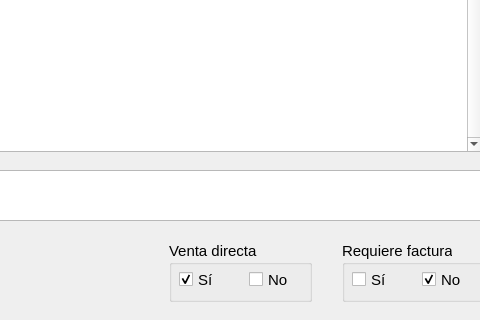
Above: src/CrearVenta/Ui_CrearVenta.ui from ivanperez-7/printpos before the change; both pictures show x 438 to 918 and y 439 to 759 of the 1271 by 759 pixel window. Below: the same form after it.
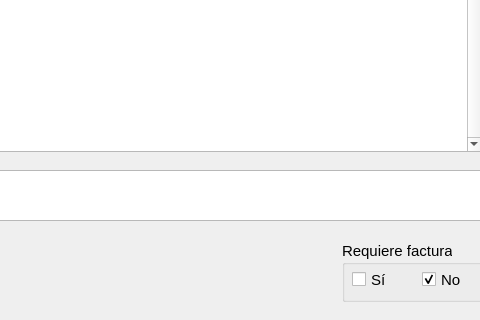
That is the form after the change. Icons and pictures are not drawn.

The edit to the form file:
```diff
--- a/src/CrearVenta/Ui_CrearVenta.ui
+++ b/src/CrearVenta/Ui_CrearVenta.ui
@@ -920,84 +920,6 @@
               <number>30</number>
              </property>
              <item row="0" column="0">
-              <widget class="QGroupBox" name="boxDirecta">
-               <property name="minimumSize">
-                <size>
-                 <width>143</width>
-                 <height>61</height>
-                </size>
-               </property>
-               <property name="font">
-                <font>
-                 <family>Segoe UI</family>
-                 <pointsize>11</pointsize>
-                </font>
-               </property>
-               <property name="title">
-                <string>Venta directa</string>
-               </property>
-               <widget class="QCheckBox" name="tickDirectaSi">
-                <property name="geometry">
-                 <rect>
-                  <x>10</x>
-                  <y>30</y>
-                  <width>70</width>
-                  <height>17</height>
-                 </rect>
-                </property>
-                <property name="minimumSize">
-                 <size>
-                  <width>70</width>
-                  <height>17</height>
-                 </size>
-                </property>
-                <property name="font">
-                 <font>
-                  <family>Segoe UI</family>
-                  <pointsize>11</pointsize>
-                 </font>
-                </property>
-                <property name="text">
-                 <string>Sí</string>
-                </property>
-                <property name="checked">
-                 <bool>true</bool>
-                </property>
-                <property name="autoExclusive">
-                 <bool>true</bool>
-                </property>
-               </widget>
-               <widget class="QCheckBox" name="tickDirectaNo">
-                <property name="geometry">
-                 <rect>
-                  <x>80</x>
-                  <y>30</y>
-                  <width>70</width>
-                  <height>17</height>
-                 </rect>
-                </property>
-                <property name="minimumSize">
-                 <size>
-                  <width>70</width>
-                  <height>17</height>
-                 </size>
-                </property>
-                <property name="font">
-                 <font>
-                  <family>Segoe UI</family>
-                  <pointsize>11</pointsize>
-                 </font>
-                </property>
-                <property name="text">
-                 <string>No</string>
-                </property>
-                <property name="autoExclusive">
-                 <bool>true</bool>
-                </property>
-               </widget>
-              </widget>
-             </item>
-             <item row="0" column="1">
               <widget class="QGroupBox" name="boxFactura">
                <property name="minimumSize">
                 <size>
```
Left out of the diff: 2 changed lines with no effect on the pictures.
